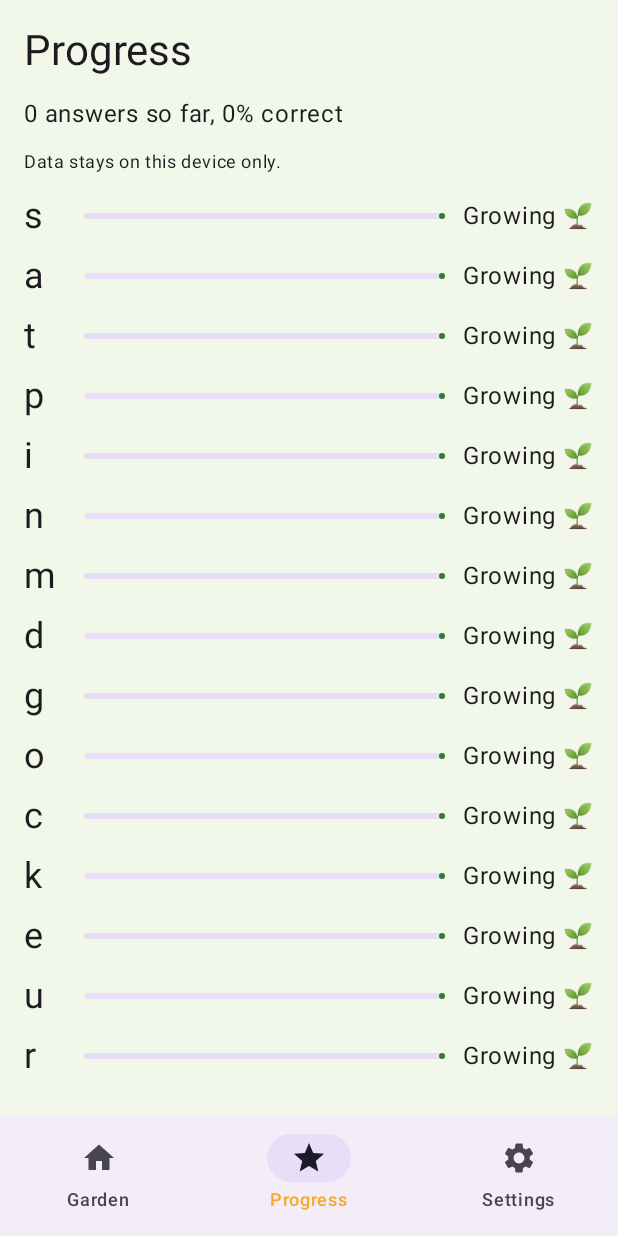
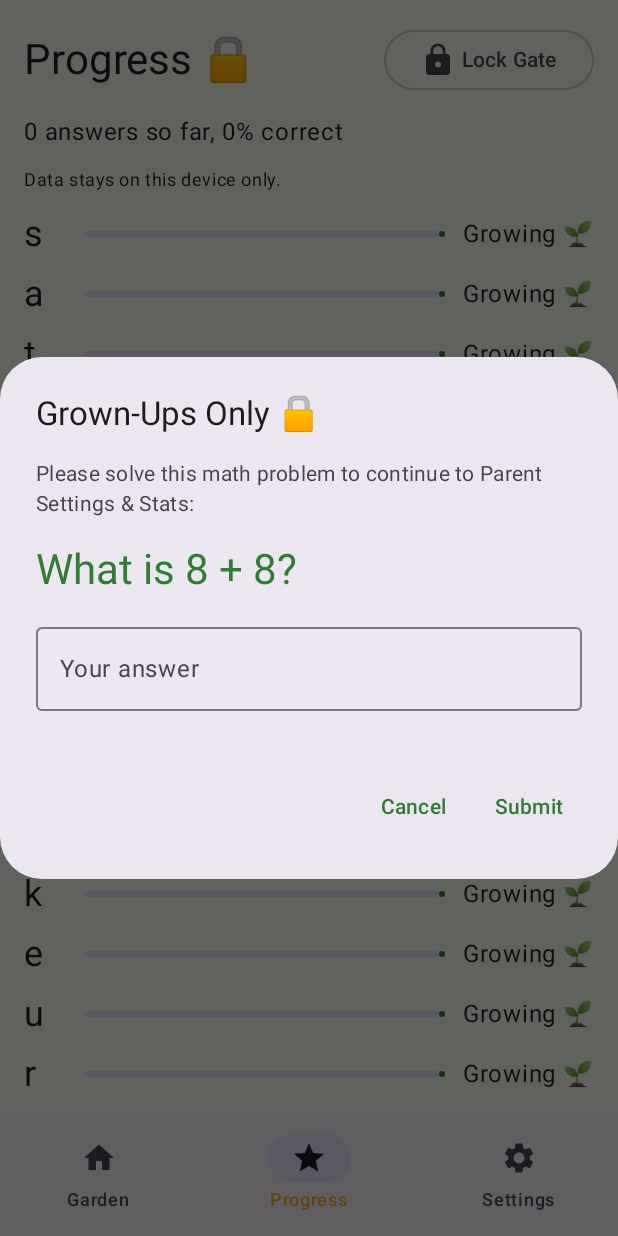
Before and after one commit to wintwah-lwin/phonicsgarden, an Android app built with Jetpack Compose: the StatsScreen screen opened through its navigation route, item 2 of the bottom bar chosen, on a phone screen of 412 x 824 dp. Run offline under Robolectric (Android 15) with nearby library versions, the phone set to English and light mode, and no system bars; our stand-ins replace Dagger/Hilt's generated code, Room's generated code.

Commit message:
Step 2: Implement Parent Gate for Settings and Progress screens

```diff
--- /dev/null
+++ b/app/src/main/java/com/example/phonicsgarden/engine/ParentGateValidator.kt
@@ -0,0 +1,28 @@
+package com.example.phonicsgarden.engine
+
+import kotlin.random.Random
+
+/**
+ * Generates simple math questions for adult verification (Parent Gate)
+ * to ensure young children cannot change settings or view statistics.
+ */
+data class MathQuestion(
+    val num1: Int,
+    val num2: Int,
+    val answer: Int
+) {
+    val prompt: String get() = "What is $num1 + $num2?"
+}
+
+object ParentGateValidator {
+    fun generateQuestion(random: Random = Random): MathQuestion {
+        val a = random.nextInt(3, 10)
+        val b = random.nextInt(4, 10)
+        return MathQuestion(a, b, a + b)
+    }
+
+    fun validateAnswer(input: String, expectedAnswer: Int): Boolean {
+        val parsed = input.trim().toIntOrNull()
+        return parsed != null && parsed == expectedAnswer
+    }
+}
--- a/app/src/main/java/com/example/phonicsgarden/ui/navigation/AppNavHost.kt
+++ b/app/src/main/java/com/example/phonicsgarden/ui/navigation/AppNavHost.kt
@@ -21,6 +21,10 @@ import androidx.navigation.compose.currentBackStackEntryAsState
 import androidx.navigation.compose.rememberNavController
 import androidx.navigation.toRoute
 import androidx.navigation.NavDestination.Companion.hasRoute
+import androidx.compose.runtime.mutableStateOf
+import androidx.compose.runtime.remember
+import androidx.compose.runtime.setValue
+import com.example.phonicsgarden.ui.parentgate.ParentGateDialog
 import com.example.phonicsgarden.ui.games.bubble.BubblePopScreen
 import com.example.phonicsgarden.ui.games.monster.FeedMonsterScreen
 import com.example.phonicsgarden.ui.games.tracing.TracingScreen
@@ -42,6 +46,9 @@ fun AppNavHost() {
     val backStackEntry by navController.currentBackStackEntryAsState()
     val destination = backStackEntry?.destination
 
+    var isParentUnlocked by remember { mutableStateOf(false) }
+    var pendingRoute by remember { mutableStateOf<Any?>(null) }
+
     val items = listOf(
         TopLevelItem("Garden", Landing, Icons.Default.Home, destination?.hasRoute<Landing>() == true),
         TopLevelItem("Progress", Stats, Icons.Default.Star, destination?.hasRoute<Stats>() == true),
@@ -49,6 +56,29 @@ fun AppNavHost() {
     )
     // Bottom bar only on top-level screens; games use the full screen.
     val showBottomBar = items.any { it.selected }
+
+    fun navigateToRoute(route: Any) {
+        navController.navigate(route) {
+            popUpTo(navController.graph.findStartDestination().id) {
+                saveState = true
+            }
+            launchSingleTop = true
+            restoreState = true
+        }
+    }
+
+    pendingRoute?.let { targetRoute ->
+        ParentGateDialog(
+            onSuccess = {
+                pendingRoute = null
+                isParentUnlocked = true
+                navigateToRoute(targetRoute)
+            },
+            onDismiss = {
+                pendingRoute = null
+            }
+        )
+    }
 
     Scaffold(
         bottomBar = {
@@ -58,12 +88,11 @@ fun AppNavHost() {
                         NavigationBarItem(
                             selected = item.selected,
                             onClick = {
-                                navController.navigate(item.route) {
-                                    popUpTo(navController.graph.findStartDestination().id) {
-                                        saveState = true
-                                    }
-                                    launchSingleTop = true
-                                    restoreState = true
+                                val isProtected = item.route is Stats || item.route is Settings
+                                if (isProtected && !isParentUnlocked) {
+                                    pendingRoute = item.route
+                                } else {
+                                    navigateToRoute(item.route)
                                 }
                             },
                             icon = { Icon(item.icon, contentDescription = null) },
@@ -121,8 +150,18 @@ fun AppNavHost() {
                     onDone = { navController.popBackStack<Landing>(inclusive = false) }
                 )
             }
-            composable<Stats> { StatsScreen() }
-            composable<Settings> { SettingsScreen() }
+            composable<Stats> {
+                StatsScreen(onLock = {
+                    isParentUnlocked = false
+                    navController.popBackStack<Landing>(inclusive = false)
+                })
+            }
+            composable<Settings> {
+                SettingsScreen(onLock = {
+                    isParentUnlocked = false
+                    navController.popBackStack<Landing>(inclusive = false)
+                })
+            }
         }
     }
 }
--- /dev/null
+++ b/app/src/main/java/com/example/phonicsgarden/ui/parentgate/ParentGateDialog.kt
@@ -0,0 +1,102 @@
+package com.example.phonicsgarden.ui.parentgate
+
+import androidx.compose.foundation.layout.Column
+import androidx.compose.foundation.layout.Spacer
+import androidx.compose.foundation.layout.fillMaxWidth
+import androidx.compose.foundation.layout.height
+import androidx.compose.foundation.text.KeyboardActions
+import androidx.compose.foundation.text.KeyboardOptions
+import androidx.compose.material3.AlertDialog
+import androidx.compose.material3.MaterialTheme
+import androidx.compose.material3.OutlinedTextField
+import androidx.compose.material3.Text
+import androidx.compose.material3.TextButton
+import androidx.compose.runtime.Composable
+import androidx.compose.runtime.getValue
+import androidx.compose.runtime.mutableStateOf
+import androidx.compose.runtime.remember
+import androidx.compose.runtime.setValue
+import androidx.compose.ui.Alignment
+import androidx.compose.ui.Modifier
+import androidx.compose.ui.text.input.ImeAction
+import androidx.compose.ui.text.input.KeyboardType
+import androidx.compose.ui.unit.dp
+import com.example.phonicsgarden.engine.ParentGateValidator
+
+@Composable
+fun ParentGateDialog(
+    onSuccess: () -> Unit,
+    onDismiss: () -> Unit
+) {
+    val question = remember { ParentGateValidator.generateQuestion() }
+    var answerText by remember { mutableStateOf("") }
+    var showError by remember { mutableStateOf(false) }
+
+    fun submit() {
+        if (ParentGateValidator.validateAnswer(answerText, question.answer)) {
+            showError = false
+            onSuccess()
+        } else {
+            showError = true
+            answerText = ""
+        }
+    }
+
+    AlertDialog(
+        onDismissRequest = onDismiss,
+        title = {
+            Text("Grown-Ups Only 🔒", style = MaterialTheme.typography.titleLarge)
+        },
+        text = {
+            Column(horizontalAlignment = Alignment.Start) {
+                Text(
+                    "Please solve this math problem to continue to Parent Settings & Stats:",
+                    style = MaterialTheme.typography.bodyMedium
+                )
+                Spacer(modifier = Modifier.height(16.dp))
+                Text(
+                    question.prompt,
+                    style = MaterialTheme.typography.headlineMedium,
+                    color = MaterialTheme.colorScheme.primary
+                )
+                Spacer(modifier = Modifier.height(12.dp))
+                OutlinedTextField(
+                    value = answerText,
+                    onValueChange = {
+                        answerText = it
+                        showError = false
+                    },
+                    label = { Text("Your answer") },
+                    singleLine = true,
+                    isError = showError,
+                    supportingText = {
+                        if (showError) {
+                            Text(
+                                "Incorrect answer. Please try again.",
+                                color = MaterialTheme.colorScheme.error
+                            )
+                        }
+                    },
+                    keyboardOptions = KeyboardOptions(
+                        keyboardType = KeyboardType.Number,
+                        imeAction = ImeAction.Done
+                    ),
+                    keyboardActions = KeyboardActions(
+                        onDone = { submit() }
+                    ),
+                    modifier = Modifier.fillMaxWidth()
+                )
+            }
+        },
+        confirmButton = {
+            TextButton(onClick = { submit() }) {
+                Text("Submit")
+            }
+        },
+        dismissButton = {
+            TextButton(onClick = onDismiss) {
+                Text("Cancel")
+            }
+        }
+    )
+}
--- a/app/src/main/java/com/example/phonicsgarden/ui/stats/StatsScreen.kt
+++ b/app/src/main/java/com/example/phonicsgarden/ui/stats/StatsScreen.kt
@@ -10,8 +10,12 @@ import androidx.compose.foundation.layout.padding
 import androidx.compose.foundation.layout.width
 import androidx.compose.foundation.lazy.LazyColumn
 import androidx.compose.foundation.lazy.items
+import androidx.compose.material.icons.Icons
+import androidx.compose.material.icons.filled.Lock
+import androidx.compose.material3.Icon
 import androidx.compose.material3.LinearProgressIndicator
 import androidx.compose.material3.MaterialTheme
+import androidx.compose.material3.OutlinedButton
 import androidx.compose.material3.Text
 import androidx.compose.runtime.Composable
 import androidx.compose.runtime.getValue
@@ -22,14 +26,28 @@ import androidx.hilt.navigation.compose.hiltViewModel
 import androidx.lifecycle.compose.collectAsStateWithLifecycle
 import com.example.phonicsgarden.engine.MasteryScheduler
 
-// TODO: put this screen behind a simple parent gate (it is aimed at adults).
+/** Adult/Parent statistics screen protected by Parent Gate. */
 @Composable
-fun StatsScreen(viewModel: StatsViewModel = hiltViewModel()) {
+fun StatsScreen(
+    onLock: () -> Unit = {},
+    viewModel: StatsViewModel = hiltViewModel()
+) {
     val state by viewModel.state.collectAsStateWithLifecycle()
     val accuracy = if (state.totalAttempts == 0) 0 else state.correctAttempts * 100 / state.totalAttempts
 
     Column(Modifier.fillMaxSize().padding(16.dp), verticalArrangement = Arrangement.spacedBy(12.dp)) {
-        Text("Progress", style = MaterialTheme.typography.headlineMedium)
+        Row(
+            modifier = Modifier.fillMaxWidth(),
+            horizontalArrangement = Arrangement.SpaceBetween,
+            verticalAlignment = Alignment.CenterVertically
+        ) {
+            Text("Progress 🔒", style = MaterialTheme.typography.headlineMedium)
+            OutlinedButton(onClick = onLock) {
+                Icon(Icons.Default.Lock, contentDescription = null)
+                Spacer(Modifier.width(4.dp))
+                Text("Lock Gate")
+            }
+        }
         Text("${state.totalAttempts} answers so far, $accuracy% correct")
         Text("Data stays on this device only.", style = MaterialTheme.typography.bodySmall)
 
--- a/gradle/libs.versions.toml
+++ b/gradle/libs.versions.toml
@@ -1,5 +1,5 @@
 [versions]
-agp = "8.7.3"
+agp = "8.13.2"
 kotlin = "2.0.21"
 ksp = "2.0.21-1.0.28"
 hilt = "2.52"
--- a/settings.gradle.kts
+++ b/settings.gradle.kts
@@ -4,6 +4,9 @@ pluginManagement {
         mavenCentral()
         gradlePluginPortal()
     }
+}
+plugins {
+    id("org.gradle.toolchains.foojay-resolver-convention") version "0.10.0"
 }
 dependencyResolutionManagement {
     repositoriesMode.set(RepositoriesMode.FAIL_ON_PROJECT_REPOS)
```
Also changed, not shown: app/src/main/java/com/example/phonicsgarden/ui/settings/SettingsScreen.kt (+23 -3 lines), gradle/wrapper/gradle-wrapper.properties, 3 other files.
